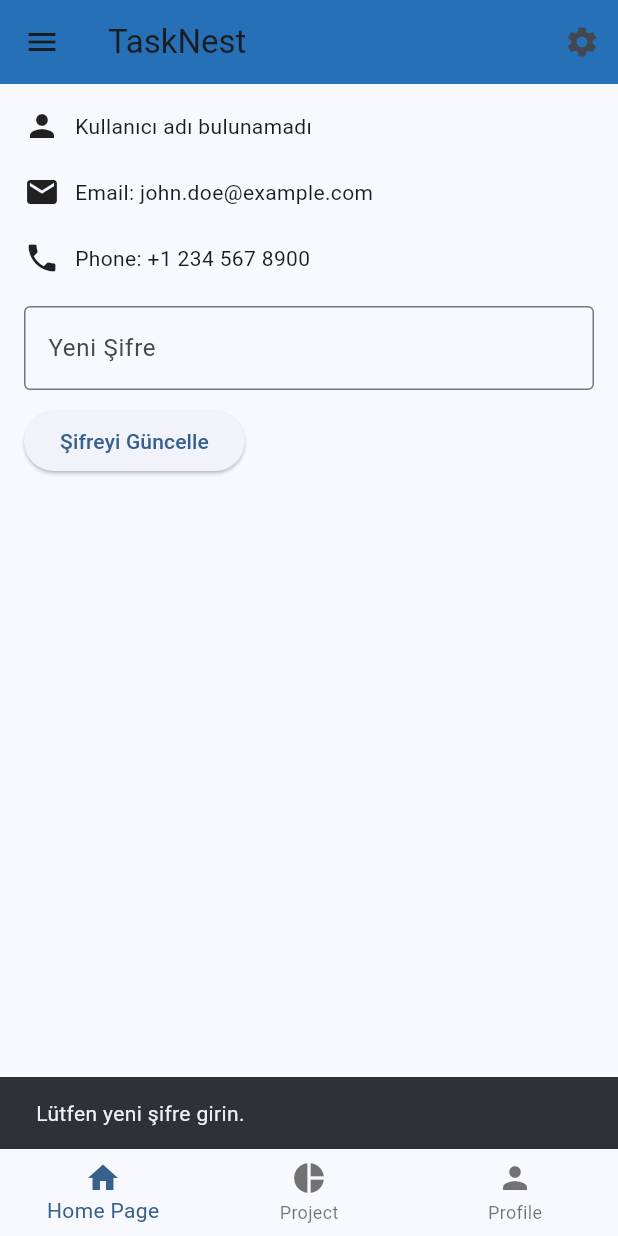
After one commit to Atarapa0/OrionHub-Smart-Task-and-Project-Management-App, a Flutter app: the HomePage screen opened directly, item 3 of the bottom bar chosen, after a tap on "Şifreyi Güncelle", on a phone screen of 412 x 824 dp. The commit adds this screen. Run offline on Flutter 3.47's test engine with Material 3 defaults, Android fonts, the phone set to English and light mode, and no system bars; our stand-ins replace shared_preferences, supabase_flutter; accounts and stored records are empty.

Commit message:
Implement task management features including adding, updating, and deleting tasks; enhance user authentication flow; and create profile and project pages with navigation.

```diff
--- /dev/null
+++ b/lib/UI/pages/profile_page.dart
@@ -0,0 +1,135 @@
+import 'package:flutter/material.dart';
+import 'package:todo_list/UI/widget/bottom_navigation_controller.dart';
+import 'package:todo_list/UI/widget/custom_app_bar.dart';
+import 'package:supabase_flutter/supabase_flutter.dart';
+
+class ProfilePage extends StatefulWidget {
+  const ProfilePage({super.key});
+
+  @override
+  State<ProfilePage> createState() => _ProfilePageState();
+}
+
+class _ProfilePageState extends State<ProfilePage> {
+  final TextEditingController _passwordController = TextEditingController();
+
+  @override
+  void dispose() {
+    _passwordController.dispose();
+    super.dispose();
+  }
+
+  Future<void> _updatePassword() async {
+    final newPassword = _passwordController.text;
+    if (newPassword.isEmpty) {
+      if (!mounted) return;
+      ScaffoldMessenger.of(context).showSnackBar(
+        const SnackBar(content: Text('Lütfen yeni şifre girin.')),
+      );
+      return;
+    }
+
+    try {
+      final response = await Supabase.instance.client.auth.updateUser(
+        UserAttributes(password: newPassword),
+      );
+
+      if (!mounted) return;
+
+      if (response.error == null) {
+        ScaffoldMessenger.of(context).showSnackBar(
+          const SnackBar(content: Text('Şifre başarıyla güncellendi.')),
+        );
+        _passwordController.clear();
+      } else {
+        ScaffoldMessenger.of(context).showSnackBar(
+          SnackBar(content: Text('Şifre güncellenemedi: ${response.error!.message}')),
+        );
+      }
+    } catch (e) {
+      if (!mounted) return;
+      ScaffoldMessenger.of(context).showSnackBar(
+        SnackBar(content: Text('Bir hata oluştu: ${e.toString()}')),
+      );
+    }
+  }
+
+  @override
+  Widget build(BuildContext context) {
+    return Scaffold(
+      appBar: CustomAppBar(),
+      body: Padding(
+        padding: const EdgeInsets.all(16.0),
+        child: Column(
+          crossAxisAlignment: CrossAxisAlignment.start,
+          children: [
+            Builder(
+              builder: (context) {
+                final user = Supabase.instance.client.auth.currentUser;
+                String displayName = 'Kullanıcı adı bulunamadı';
+                if (user != null) {
+                  final meta = user.userMetadata;
+                  final firstName = meta != null && meta['first_name'] != null && meta['first_name'].toString().isNotEmpty
+                      ? meta['first_name'].toString()
+                      : null;
+                  final lastName = meta != null && meta['last_name'] != null && meta['last_name'].toString().isNotEmpty
+                      ? meta['last_name'].toString()
+                      : null;
+                  if (firstName != null && lastName != null) {
+                    displayName = '$firstName $lastName';
+                  } else if (firstName != null) {
+                    displayName = firstName;
+                  } else if (lastName != null) {
+                    displayName = lastName;
+                  }
+                }
+                return Row(
+                  children: [
+                    const Icon(Icons.person),
+                    const SizedBox(width: 10),
+                    Text(displayName),
+                  ],
+                );
+              },
+            ),
+            const SizedBox(height: 20),
+            Row(
+              children: const [
+                Icon(Icons.email),
+                SizedBox(width: 10),
+                Text('Email: john.doe@example.com'),
+              ],
+            ),
+            const SizedBox(height: 20),
+            Row(
+              children: const [
+                Icon(Icons.phone),
+                SizedBox(width: 10),
+                Text('Phone: +1 234 567 8900'),
+              ],
+            ),
+            const SizedBox(height: 20),
+            TextField(
+              controller: _passwordController,
+              obscureText: true,
+              decoration: const InputDecoration(
+                labelText: 'Yeni Şifre',
+                border: OutlineInputBorder(),
+              ),
+            ),
+            const SizedBox(height: 10),
+            ElevatedButton(
+              onPressed: _updatePassword,
+              child: const Text('Şifreyi Güncelle'),
+            ),
+          ],
+        ),
+      ),
+      bottomNavigationBar: const BottomNavigationController(),
+    );
+  }
+}
+
+extension on UserResponse {
+  get error => null;
+}
--- /dev/null
+++ b/lib/UI/widget/bottom_navigation_controller.dart
@@ -0,0 +1,39 @@
+import 'package:flutter/material.dart';
+import 'package:todo_list/UI/pages/home_page.dart';
+import 'package:todo_list/UI/pages/profile_page.dart';
+import 'package:todo_list/UI/pages/project_page.dart';
+
+class BottomNavigationController extends StatelessWidget {
+  const BottomNavigationController({super.key});
+
+  @override
+  Widget build(BuildContext context) {
+    return BottomNavigationBar(
+      items: const [
+        BottomNavigationBarItem(icon: Icon(Icons.home), label: 'Home Page'),
+        BottomNavigationBarItem(icon: Icon(Icons.pie_chart), label: 'Project'),
+        BottomNavigationBarItem(icon: Icon(Icons.person), label: 'Profile'),
+      ],
+      onTap: (index) {
+        switch (index) {
+          case 0:
+            if (index == 0 && index != 1 && index != 2) {
+              Navigator.push(context, MaterialPageRoute(builder: (_) => const HomePage()));
+            }
+            break;
+          case 1:
+            if (index != 0 && index != 2 && index == 1) {
+              Navigator.push(context, MaterialPageRoute(builder: (_) => const ProjectPage()));
+            }
+            break;
+          case 2:
+            if (index != 0 && index != 1 && index == 2) {
+              // Eğer kullanıcı profil sayfasına gitmek istiyorsa
+              Navigator.push(context, MaterialPageRoute(builder: (_) => const ProfilePage()));
+            }
+            break;
+        }
+      },
+    );
+  }
+}
--- /dev/null
+++ b/lib/UI/widget/custom_app_bar.dart
@@ -0,0 +1,32 @@
+import 'package:flutter/material.dart';
+import 'package:todo_list/core/consants/color_file.dart';
+
+class CustomAppBar extends StatelessWidget implements PreferredSizeWidget {
+  const CustomAppBar({super.key});
+
+  @override
+  Size get preferredSize => const Size.fromHeight(kToolbarHeight);
+
+  @override
+  Widget build(BuildContext context) {
+    return AppBar(
+         automaticallyImplyLeading: false,
+        leading: IconButton(
+          icon: Icon(Icons.menu), // Sol tarafta menü butonu
+          onPressed: () {
+            // Menü sayfasına gitme işlemi
+          },
+        ),
+        title: Text('TaskNest'),
+        backgroundColor: ColorFile.backgroundColor,
+        actions: [
+          IconButton(
+            icon: Icon(Icons.settings), // Sağ tarafta ayarlar butonu
+            onPressed: () {
+              // Ayarlar sayfasına gitme işlemi
+            },
+          ),
+        ],
+      );
+  }
+}
--- /dev/null
+++ b/lib/data/services/task_service.dart
@@ -0,0 +1,43 @@
+import 'package:supabase_flutter/supabase_flutter.dart';
+import '../models/task.dart';
+
+class TaskService {
+  final _client = Supabase.instance.client;
+
+  Future<List<Task>> fetchTasksForCurrentUser() async {
+    final user = _client.auth.currentUser;
+    if (user == null) throw Exception('Kullanıcı oturumda değil');
+
+    final response = await _client
+        .from('tasks')
+        .select()
+        .eq('user_id', user.id)
+        .order('created_at', ascending: false);
+
+    return (response as List).map((e) => Task.fromMap(e)).toList();
+  }
+
+  Future<void> updateTask(Task task) async {
+    await _client.from('tasks').update({
+      'title': task.title,
+      'description': task.description,
+      'is_done': task.isDone,
+    }).eq('id', task.id as Object);
+  }
+
+  Future<void> deleteTask(String taskId) async {
+    await _client.from('tasks').delete().eq('id', taskId);
+  }
+
+  Future<void> insertTask(Task task) async {
+    final user = _client.auth.currentUser;
+    if (user == null) throw Exception('Kullanıcı oturumda değil');
+
+    await _client.from('tasks').insert({
+      'title': task.title,
+      'description': task.description,
+      'is_done': task.isDone,
+      'user_id': user.id,
+    });
+  }
+}
--- a/lib/main.dart
+++ b/lib/main.dart
@@ -1,6 +1,6 @@
 import 'package:flutter/material.dart';
-import 'package:todo_list/UI/pages/home_page.dart';
-import 'package:todo_list/UI/pages/start_page1.dart';
+import 'package:supabase_flutter/supabase_flutter.dart';
+import 'package:todo_list/UI/router/initial_router.dart';
 import 'package:todo_list/core/config/supabase_config.dart';
 import 'package:todo_list/core/services/launch_service.dart';
 
@@ -9,16 +9,24 @@
     WidgetsFlutterBinding.ensureInitialized();
     await initSupabase();
     final isFirstLaunch = await LaunchService.isFirstLaunch();
-    runApp(MyApp(isFirstLaunch: isFirstLaunch));
+    final session =  Supabase.instance.client.auth.currentSession;
+    final isLoggedIn = session?.user != null;
+
+    runApp(MyApp(isFirstLaunch: isFirstLaunch, isLoggedIn: isLoggedIn));
   } catch (e) {
-    print('Uygulama başlatılırken hata oluştu: $e');
+    debugPrint('Uygulama başlatılırken hata oluştu: $e');
     rethrow;
   }
 }
 
 class MyApp extends StatefulWidget {
   final bool isFirstLaunch;
-  const MyApp({super.key, required this.isFirstLaunch});
+  final bool isLoggedIn;
+  const MyApp({
+    super.key,
+    required this.isFirstLaunch,
+    required this.isLoggedIn,
+  });
 
   @override
   State<MyApp> createState() => _MyAppState();
@@ -27,11 +35,17 @@
 class _MyAppState extends State<MyApp> {
   @override
   Widget build(BuildContext context) {
-    return  MaterialApp(
+    return MaterialApp(
       debugShowCheckedModeBanner: false,
       title: 'TaskNest',
-      theme: ThemeData(primarySwatch: Colors.blue),
-      home: widget.isFirstLaunch ? const StartPage() : const HomePage(),
+      theme: ThemeData(
+        colorScheme: ColorScheme.fromSeed(seedColor: Colors.blue),
+        useMaterial3: true,
+      ),
+      home: InitialRouter(
+        isFirstLaunch: widget.isFirstLaunch,
+        isLoggedIn: widget.isLoggedIn,
+      ),
     );
   }
 }
```
Also changed, not shown: lib/UI/pages/home_page.dart (+135 -101 lines), lib/UI/pages/login_page.dart (+49 -7 lines), lib/UI/pages/project_page.dart (added, +30 -0 lines), lib/UI/pages/register_page.dart (+30 -5 lines), lib/UI/router/initial_router.dart (added, +18 -0 lines), lib/data/models/task.dart (added, +39 -0 lines), 1 other file.
